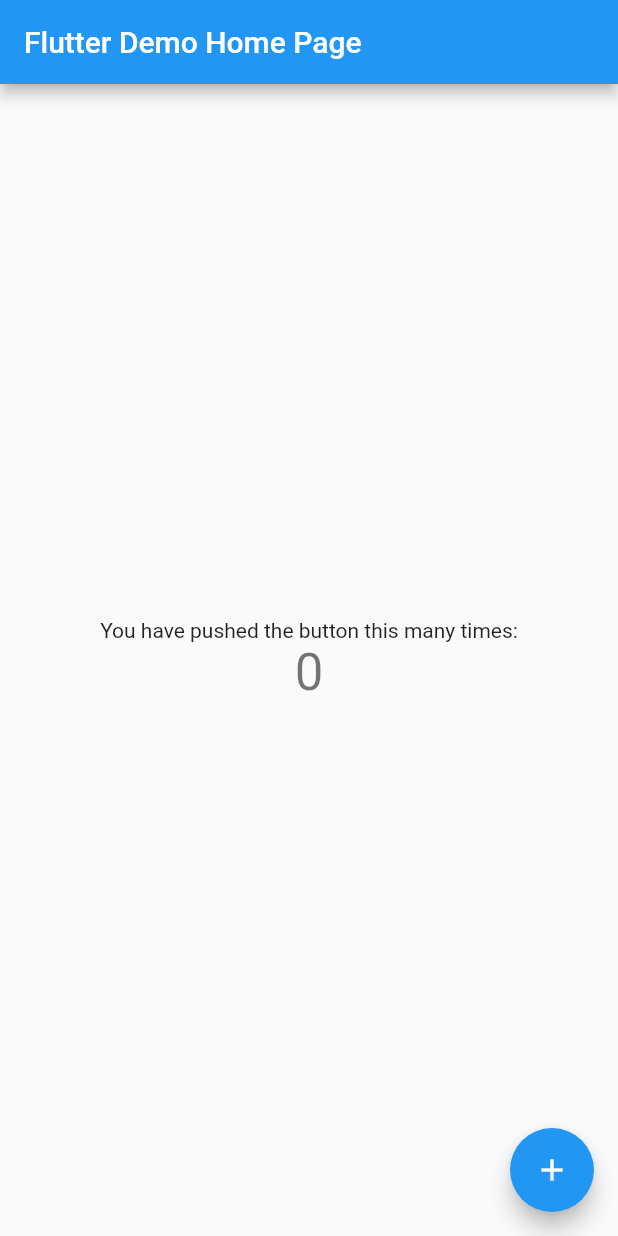
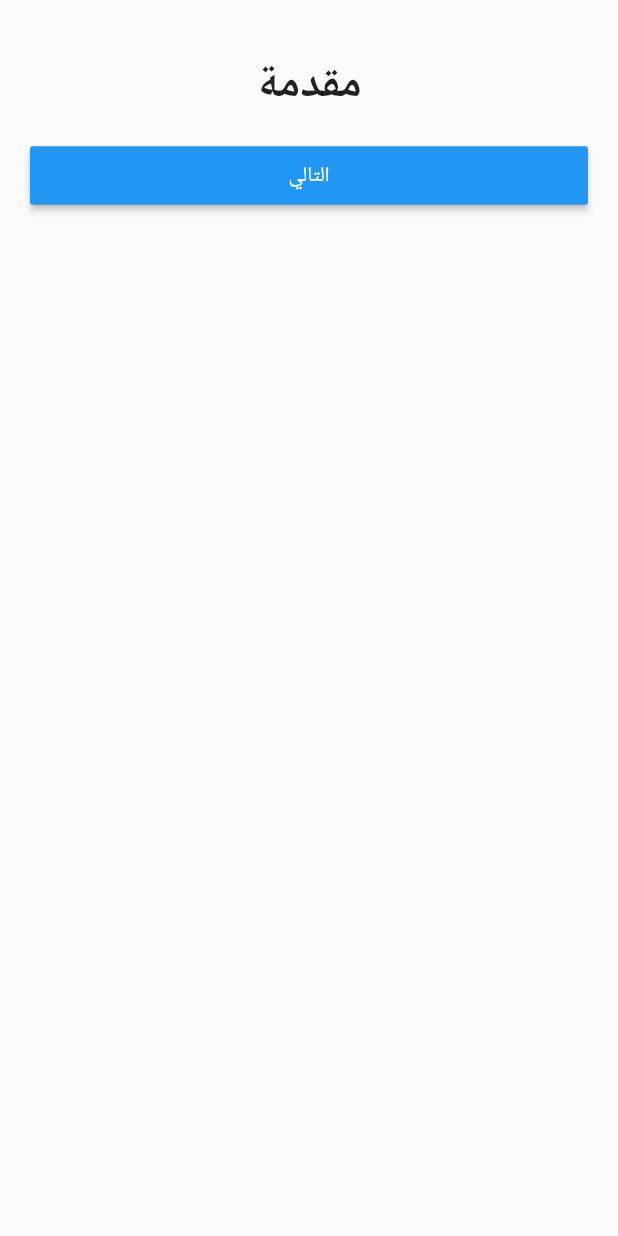
Before and after one commit to aameen951/FlutterClientServerDemo, a Flutter app: the screen it shows after launch, on a phone screen of 412 x 824 dp. Run offline on Flutter 3.47's test engine with Material 2 defaults, Android fonts, the phone set to English and light mode, and no system bars.

Commit message:
Intro page. Login page. Register page.

```diff
--- a/flutter_client/lib/main.dart
+++ b/flutter_client/lib/main.dart
@@ -1,111 +1,17 @@
 import 'package:flutter/material.dart';
+import 'package:flutter_client/pages/intro.dart';
 
 void main() => runApp(MyApp());
 
 class MyApp extends StatelessWidget {
-  // This widget is the root of your application.
   @override
   Widget build(BuildContext context) {
     return MaterialApp(
-      title: 'Flutter Demo',
+      title: 'FlutterClientServerDemo',
       theme: ThemeData(
-        // This is the theme of your application.
-        //
-        // Try running your application with "flutter run". You'll see the
-        // application has a blue toolbar. Then, without quitting the app, try
-        // changing the primarySwatch below to Colors.green and then invoke
-        // "hot reload" (press "r" in the console where you ran "flutter run",
-        // or simply save your changes to "hot reload" in a Flutter IDE).
-        // Notice that the counter didn't reset back to zero; the application
-        // is not restarted.
         primarySwatch: Colors.blue,
       ),
-      home: MyHomePage(title: 'Flutter Demo Home Page'),
+      home: IntroPage(),
     );
   }
 }
-
-class MyHomePage extends StatefulWidget {
-  MyHomePage({Key key, this.title}) : super(key: key);
-
-  // This widget is the home page of your application. It is stateful, meaning
-  // that it has a State object (defined below) that contains fields that affect
-  // how it looks.
-
-  // This class is the configuration for the state. It holds the values (in this
-  // case the title) provided by the parent (in this case the App widget) and
-  // used by the build method of the State. Fields in a Widget subclass are
-  // always marked "final".
-
-  final String title;
-
-  @override
-  _MyHomePageState createState() => _MyHomePageState();
-}
-
-class _MyHomePageState extends State<MyHomePage> {
-  int _counter = 0;
-
-  void _incrementCounter() {
-    setState(() {
-      // This call to setState tells the Flutter framework that something has
-      // changed in this State, which causes it to rerun the build method below
-      // so that the display can reflect the updated values. If we changed
-      // _counter without calling setState(), then the build method would not be
-      // called again, and so nothing would appear to happen.
-      _counter++;
-    });
-  }
-
-  @override
-  Widget build(BuildContext context) {
-    // This method is rerun every time setState is called, for instance as done
-    // by the _incrementCounter method above.
-    //
-    // The Flutter framework has been optimized to make rerunning build methods
-    // fast, so that you can just rebuild anything that needs updating rather
-    // than having to individually change instances of widgets.
-    return Scaffold(
-      appBar: AppBar(
-        // Here we take the value from the MyHomePage object that was created by
-        // the App.build method, and use it to set our appbar title.
-        title: Text(widget.title),
-      ),
-      body: Center(
-        // Center is a layout widget. It takes a single child and positions it
-        // in the middle of the parent.
-        child: Column(
-          // Column is also layout widget. It takes a list of children and
-          // arranges them vertically. By default, it sizes itself to fit its
-          // children horizontally, and tries to be as tall as its parent.
-          //
-          // Invoke "debug painting" (press "p" in the console, choose the
-          // "Toggle Debug Paint" action from the Flutter Inspector in Android
-          // Studio, or the "Toggle Debug Paint" command in Visual Studio Code)
-          // to see the wireframe for each widget.
-          //
-          // Column has various properties to control how it sizes itself and
-          // how it positions its children. Here we use mainAxisAlignment to
-          // center the children vertically; the main axis here is the vertical
-          // axis because Columns are vertical (the cross axis would be
-          // horizontal).
-          mainAxisAlignment: MainAxisAlignment.center,
-          children: <Widget>[
-            Text(
-              'You have pushed the button this many times:',
-            ),
-            Text(
-              '$_counter',
-              style: Theme.of(context).textTheme.display1,
-            ),
-          ],
-        ),
-      ),
-      floatingActionButton: FloatingActionButton(
-        onPressed: _incrementCounter,
-        tooltip: 'Increment',
-        child: Icon(Icons.add),
-      ), // This trailing comma makes auto-formatting nicer for build methods.
-    );
-  }
-}
--- /dev/null
+++ b/flutter_client/lib/pages/intro.dart
@@ -0,0 +1,62 @@
+import 'package:flutter/material.dart';
+import 'package:flutter_client/pages/login.dart';
+
+class IntroPage extends StatefulWidget {
+  IntroPage({Key key}) : super(key: key);
+
+  @override
+  MyHomePageState createState() => MyHomePageState();
+}
+
+class MyHomePageState extends State<IntroPage> {
+  int _counter = 0;
+
+  void _incrementCounter() {
+    setState(() {
+      _counter++;
+    });
+  }
+
+  @override
+  Widget build(BuildContext context) {
+    return Scaffold(
+      body: Container(
+        padding: EdgeInsets.all(20),
+        child: Directionality(
+          textDirection: TextDirection.rtl,
+          child: SafeArea(
+            child: Center(
+              child: Column(
+                // mainAxisAlignment: MainAxisAlignment.center,
+                children: <Widget>[
+                  SizedBox(height: 16),
+                  Text(
+                    "مقدمة",
+                    style: TextStyle(
+                      fontWeight: FontWeight.bold,
+                      fontSize: 30,
+                    ),
+                  ),
+                  SizedBox(height: 16),
+                  Container(
+                    width: double.infinity,
+                    child: RaisedButton(
+                      child: Text("التالي"),
+                      color: Theme.of(context).primaryColor,
+                      padding: EdgeInsets.all(10),
+                      textColor: Colors.white,
+                      onPressed: () {
+                        Navigator.of(context).push(
+                            MaterialPageRoute(builder: (ctx) => LoginPage()));
+                      },
+                    ),
+                  ),
+                ],
+              ),
+            )
+          )
+        ),
+      )
+    );
+  }
+}
```
Also changed, not shown: flutter_client/lib/pages/login.dart (added, +104 -0 lines), flutter_client/lib/pages/register.dart (added, +116 -0 lines).
